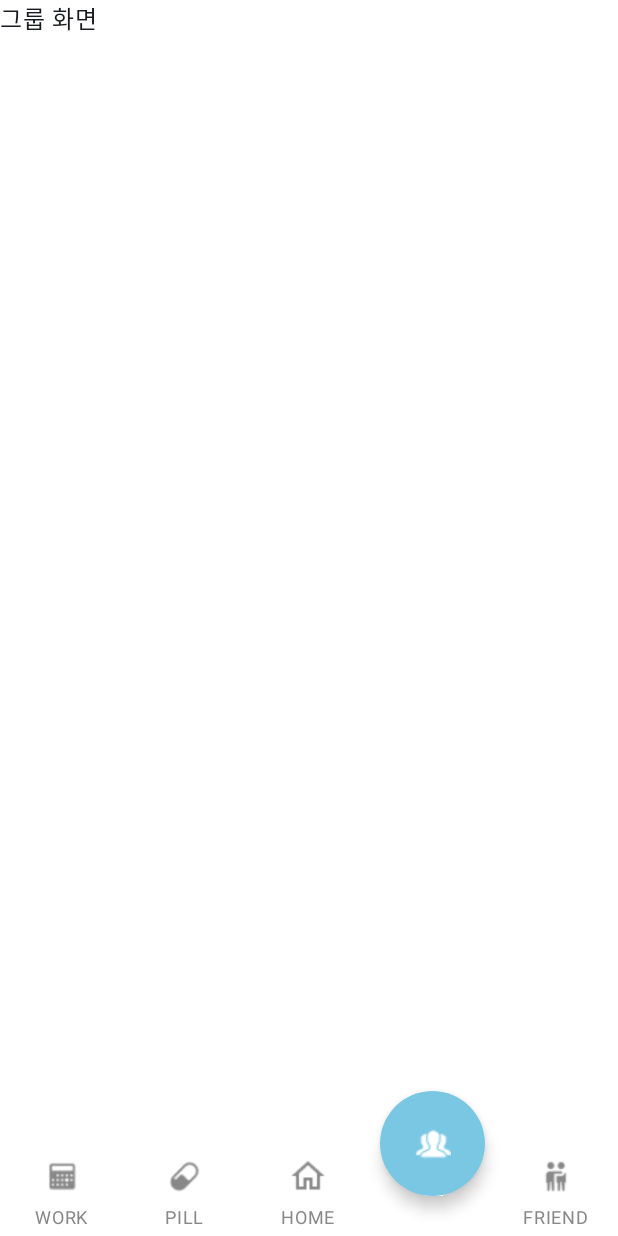
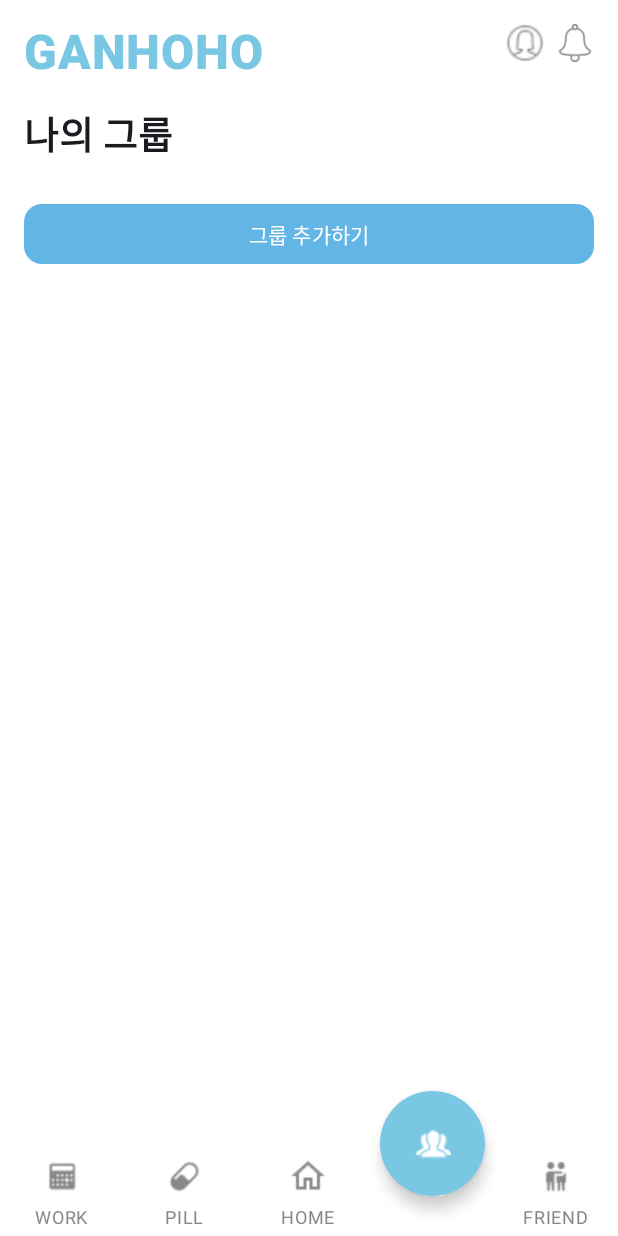
Before and after one commit to bmlsj/Ganhoho, an Android app built with Jetpack Compose: the MainScreen screen opened through its navigation route, after a tap on "GROUP", on a phone screen of 412 x 824 dp. Run offline under Robolectric (Android 15) with nearby library versions, the phone set to English and light mode, and no system bars.

Commit message:
chore: 프로젝트 파일 최신화

```diff
--- a/ganhoho_app/app/build.gradle.kts
+++ b/ganhoho_app/app/build.gradle.kts
@@ -41,7 +41,7 @@ android {
         compose = true
     }
     composeOptions {
-        kotlinCompilerExtensionVersion = "1.5.1"
+        kotlinCompilerExtensionVersion = "1.5.10"
     }
     packaging {
         resources {
@@ -67,11 +67,15 @@ dependencies {
     androidTestImplementation(libs.androidx.ui.test.junit4)
     debugImplementation(libs.androidx.ui.tooling)
     debugImplementation(libs.androidx.ui.test.manifest)
-
+  //  implementation("androidx.compose.ui:ui")
+  //  implementation("androidx.compose.ui:ui-text")
+  //  implementation("androidx.compose.ui:ui-tooling-preview")
+  //  debugImplementation("androidx.compose.ui:ui-tooling")
 
     implementation("com.kizitonwose.calendar:compose:2.6.2")
-    implementation("androidx.navigation:navigation-compose:2.8.4")
     implementation("androidx.compose.material:material:1.7.5")
     implementation ("androidx.navigation:navigation-compose:2.8.5")
 
+
+
 }
--- a/ganhoho_app/app/src/main/java/com/ssafy/ganhoho/ui/bottom_navigation/AppNavHost.kt
+++ b/ganhoho_app/app/src/main/java/com/ssafy/ganhoho/ui/bottom_navigation/AppNavHost.kt
@@ -2,7 +2,6 @@ package com.ssafy.ganhoho.ui.bottom_navigation
 
 import androidx.compose.runtime.Composable
 import androidx.compose.ui.Modifier
-import androidx.navigation.NavController
 import androidx.navigation.NavHostController
 import androidx.navigation.compose.NavHost
 import androidx.navigation.compose.composable
--- a/ganhoho_app/app/src/main/java/com/ssafy/ganhoho/ui/group/GroupScreen.kt
+++ b/ganhoho_app/app/src/main/java/com/ssafy/ganhoho/ui/group/GroupScreen.kt
@@ -1,11 +1,85 @@
 package com.ssafy.ganhoho.ui.group
 
-import androidx.compose.material3.Text
+import androidx.compose.foundation.Image
+import androidx.compose.foundation.layout.*
+import androidx.compose.foundation.shape.RoundedCornerShape
+import androidx.compose.material3.*
 import androidx.compose.runtime.Composable
 import androidx.compose.ui.Modifier
+import androidx.compose.ui.graphics.Color
+import androidx.compose.ui.res.painterResource
+import androidx.compose.ui.unit.dp
+import androidx.compose.ui.unit.sp
+import com.ssafy.ganhoho.R
+import androidx.compose.ui.text.font.FontWeight
+import androidx.compose.ui.tooling.preview.Preview
 
+@Preview()
 @Composable
-fun GroupScreen(modifier : Modifier = Modifier) {
+fun GroupScreen(modifier: Modifier = Modifier) {
+    Column(
+        modifier = Modifier
+            .fillMaxSize()
+            .padding(16.dp)
+    ) {
+        // 상단 타이틀 & 아이콘 -> 추후 따로 뺄 예정!
+        Row(
+            modifier = Modifier.fillMaxWidth(),
+            horizontalArrangement = Arrangement.SpaceBetween
+        ) {
+            Text(
+                text = "GANHOHO",
+                fontSize = 32.sp,
+                fontWeight = FontWeight.ExtraBold,
+                color = Color(0xFF79C7E3),
+            )
+            Row {
+                Image(
+                    painter = painterResource(id = R.drawable.icon_profile),
+                    contentDescription = "Profile Image",
+                    modifier = Modifier.size(25.dp)
+                )
+                Spacer(modifier = Modifier.width(8.dp))
+                Image(
+                    painter = painterResource(id = R.drawable.icon_notification),
+                    contentDescription = "Notification Icon",
+                    modifier = Modifier.size(25.dp)
+                )
+            }
+        }
 
-    Text(text = "그룹 화면")
+        Spacer(modifier = Modifier.height(16.dp))
+
+        // "나의 그룹" 텍스트 제목
+        Text(
+            text = "나의 그룹",
+            fontSize = 25.sp,
+            fontWeight = androidx.compose.ui.text.font.FontWeight.Bold
+        )
+
+        Spacer(modifier = Modifier.height(8.dp))
+
+        // 그룹 리스트 - 추후 구현 예정
+        //GroupList()
+
+        Spacer(modifier = Modifier.height(16.dp))
+
+        // 그룹 추가 버튼
+        Button(
+            onClick = { /*TODO*/ },
+            modifier = Modifier.fillMaxWidth(),
+            colors = ButtonDefaults.buttonColors(containerColor = Color(0xFF62B5E5)),
+            shape = RoundedCornerShape(12.dp)
+        ) {
+            Text("그룹 추가하기", color = Color.White)
+        }
+    }
 }
+
+@Preview(showBackground = true)
+@Composable
+fun PreviewGroupScreen() {
+    MaterialTheme {
+        GroupScreen()
+    }
+}
```
Also changed, not shown: ganhoho_app/app/src/main/res/drawable/icon_notification.png (added), ganhoho_app/app/src/main/res/drawable/icon_profile.png (added).
